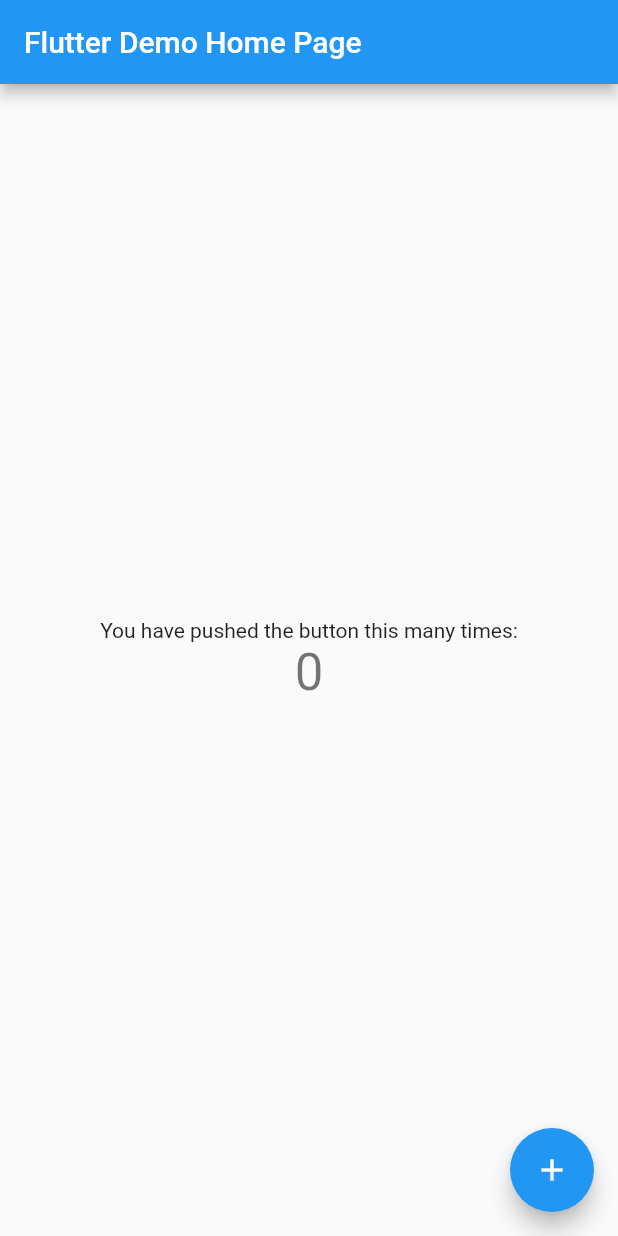
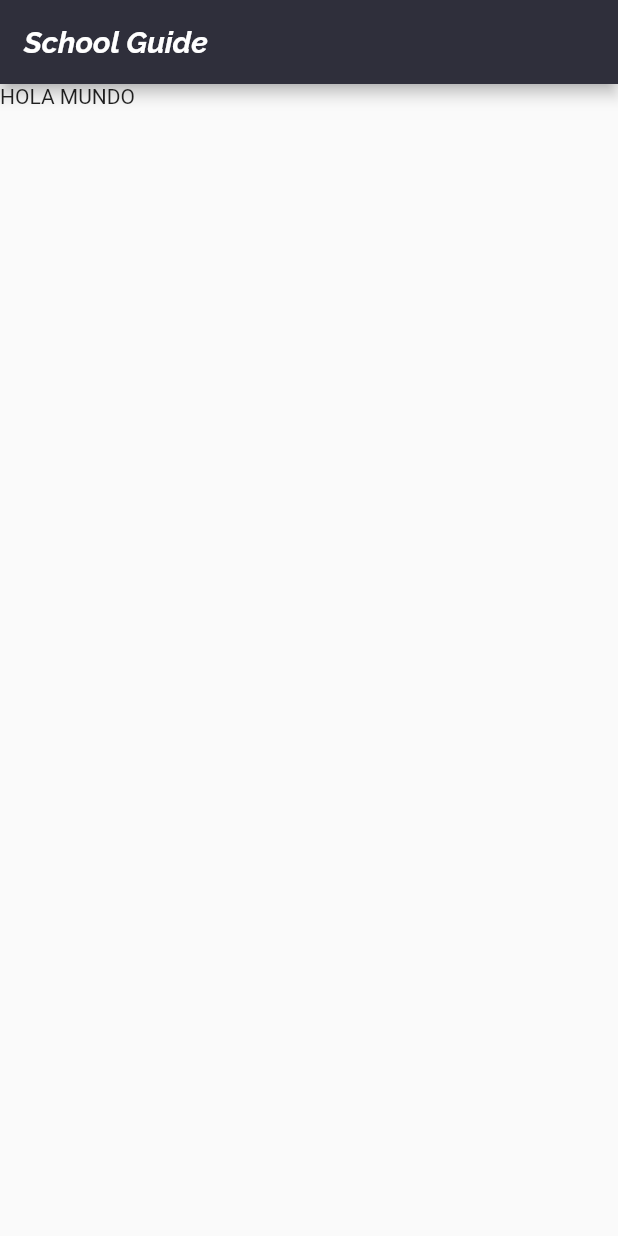
Before and after one commit to DBS20/appSGuide, a Flutter app: the screen it shows after launch, on a phone screen of 412 x 824 dp. Run offline on Flutter 3.47's test engine with Material 2 defaults, Android fonts, the phone set to English and light mode, and no system bars; our stand-ins replace google_fonts.

Commit message:
appSGuide: main
-adicción de la pagina LoginPage

```diff
--- a/appFlutter-SGuide/lib/main.dart
+++ b/appFlutter-SGuide/lib/main.dart
@@ -1,8 +1,11 @@
 import 'package:flutter/material.dart';
+import 'package:appsguide/pages/LoginPage.dart';
 
 void main() {
   runApp(const MyApp());
 }
+
+
 
 class MyApp extends StatelessWidget {
   const MyApp({Key? key}) : super(key: key);
@@ -11,105 +14,12 @@
   @override
   Widget build(BuildContext context) {
     return MaterialApp(
-      title: 'Flutter Demo',
-      theme: ThemeData(
-        // This is the theme of your application.
-        //
-        // Try running your application with "flutter run". You'll see the
-        // application has a blue toolbar. Then, without quitting the app, try
-        // changing the primarySwatch below to Colors.green and then invoke
-        // "hot reload" (press "r" in the console where you ran "flutter run",
-        // or simply save your changes to "hot reload" in a Flutter IDE).
-        // Notice that the counter didn't reset back to zero; the application
-        // is not restarted.
-        primarySwatch: Colors.blue,
-      ),
-      home: const MyHomePage(title: 'Flutter Demo Home Page'),
+        debugShowCheckedModeBanner: false,
+        title: 'Flutter Demo',
+        theme: ThemeData(
+          primarySwatch: Colors.blue,
+        ),
+        home: LoginPage()
     );
   }
 }
-
-class MyHomePage extends StatefulWidget {
-  const MyHomePage({Key? key, required this.title}) : super(key: key);
-
-  // This widget is the home page of your application. It is stateful, meaning
-  // that it has a State object (defined below) that contains fields that affect
-  // how it looks.
-
-  // This class is the configuration for the state. It holds the values (in this
-  // case the title) provided by the parent (in this case the App widget) and
-  // used by the build method of the State. Fields in a Widget subclass are
-  // always marked "final".
-
-  final String title;
-
-  @override
-  State<MyHomePage> createState() => _MyHomePageState();
-}
-
-class _MyHomePageState extends State<MyHomePage> {
-  int _counter = 0;
-
-  void _incrementCounter() {
-    setState(() {
-      // This call to setState tells the Flutter framework that something has
-      // changed in this State, which causes it to rerun the build method below
-      // so that the display can reflect the updated values. If we changed
-      // _counter without calling setState(), then the build method would not be
-      // called again, and so nothing would appear to happen.
-      _counter++;
-    });
-  }
-
-  @override
-  Widget build(BuildContext context) {
-    // This method is rerun every time setState is called, for instance as done
-    // by the _incrementCounter method above.
-    //
-    // The Flutter framework has been optimized to make rerunning build methods
-    // fast, so that you can just rebuild anything that needs updating rather
-    // than having to individually change instances of widgets.
-    return Scaffold(
-      appBar: AppBar(
-        // Here we take the value from the MyHomePage object that was created by
-        // the App.build method, and use it to set our appbar title.
-        title: Text(widget.title),
-      ),
-      body: Center(
-        // Center is a layout widget. It takes a single child and positions it
-        // in the middle of the parent.
-        child: Column(
-          // Column is also a layout widget. It takes a list of children and
-          // arranges them vertically. By default, it sizes itself to fit its
-          // children horizontally, and tries to be as tall as its parent.
-          //
-          // Invoke "debug painting" (press "p" in the console, choose the
-          // "Toggle Debug Paint" action from the Flutter Inspector in Android
-          // Studio, or the "Toggle Debug Paint" command in Visual Studio Code)
-          // to see the wireframe for each widget.
-          //
-          // Column has various properties to control how it sizes itself and
-          // how it positions its children. Here we use mainAxisAlignment to
-          // center the children vertically; the main axis here is the vertical
-          // axis because Columns are vertical (the cross axis would be
-          // horizontal).
-          mainAxisAlignment: MainAxisAlignment.center,
-          children: <Widget>[
-            const Text(
-              'You have pushed the button this many times:',
-            ),
-            Text(
-              '$_counter',
-              style: Theme.of(context).textTheme.headline4,
-            ),
-          ],
-        ),
-      ),
-      floatingActionButton: FloatingActionButton(
-        onPressed: _incrementCounter,
-        tooltip: 'Increment',
-        child: const Icon(Icons.add),
-      ), // This trailing comma makes auto-formatting nicer for build methods.
-    );
-  }
-}
--- a/appFlutter-SGuide/lib/pages/LoginPage.dart
+++ b/appFlutter-SGuide/lib/pages/LoginPage.dart
@@ -0,0 +1,30 @@
+import 'package:flutter/material.dart';
+import 'package:appsguide/utilerias/colors.dart';
+import 'package:google_fonts/google_fonts.dart';
+
+class LoginPage extends StatefulWidget {
+  const LoginPage({Key? key}) : super(key: key);
+
+  @override
+  State<LoginPage> createState() => _LoginPageState();
+}
+
+class _LoginPageState extends State<LoginPage> {
+  @override
+  Widget build(BuildContext context) {
+    return Scaffold(
+      appBar: AppBar(
+
+        title: Text('School Guide',style: GoogleFonts.raleway(fontSize: 20, fontStyle: FontStyle.italic,color: Colors.white, fontWeight: FontWeight.bold)),
+        backgroundColor: GlobalColors.colorGrey,
+      ),
+      body: Container(
+        child: Row(
+          children: [
+            Text("HOLA MUNDO")
+          ],
+        ),
+      ),
+    );
+  }
+}
```
